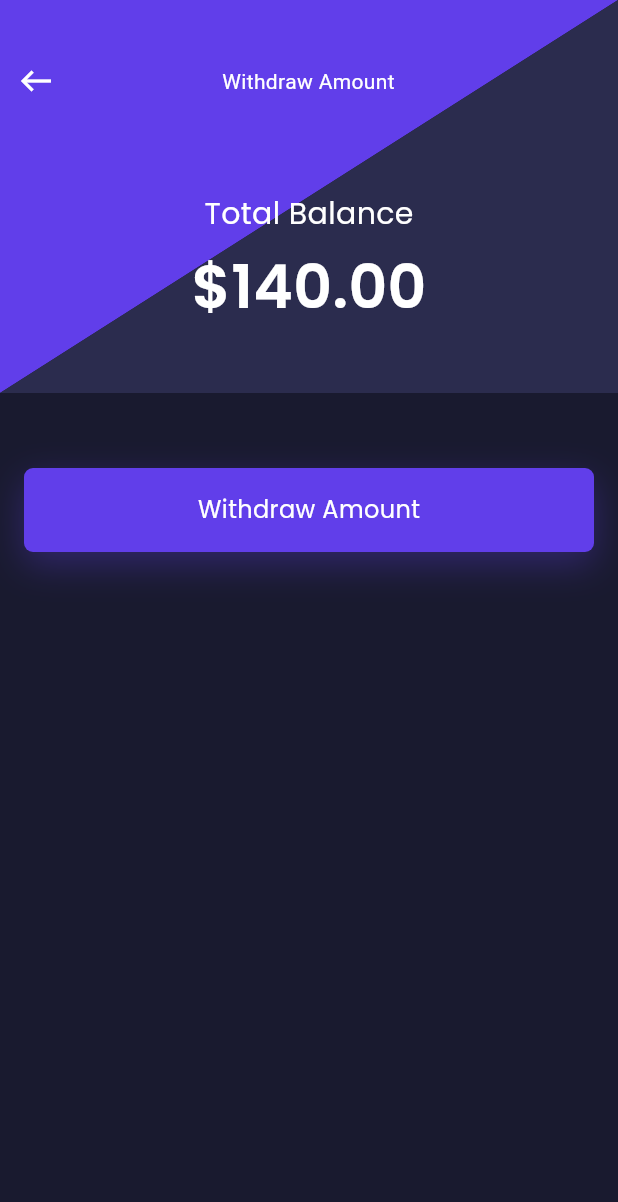
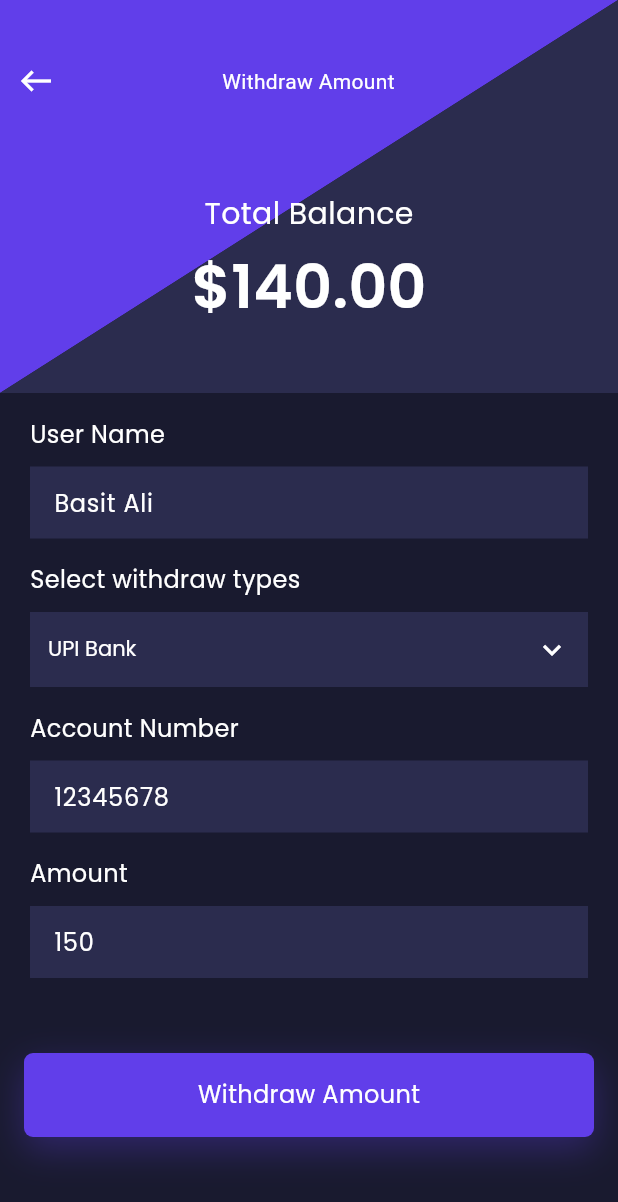
Before and after one commit to ba138/data, a Flutter app: the WithdrawFundsView screen opened by its route, on a phone screen of 412 x 824 dp. Shown: the top 1202 px of the screen. Run offline on Flutter 3.47's test engine with Material 3 defaults, Android fonts, the phone set to English and light mode, and no system bars; our stand-ins replace another_flushbar, fluttertoast, google_fonts.

Commit message:
add missing field in the with draw funds

```diff
--- a/lib/view/home/add_fund/add_fund.dart
+++ b/lib/view/home/add_fund/add_fund.dart
@@ -67,6 +67,7 @@ class _AddFundState extends State<AddFund> {
                   style: GoogleFonts.getFont(
                     "Poppins",
                     textStyle: const TextStyle(
+                      fontWeight: FontWeight.w400,
                       color: AppColor.whiteColor,
                       fontSize: 16.0,
                     ),
@@ -74,7 +75,7 @@ class _AddFundState extends State<AddFund> {
                 ),
                 const VerticalSpeacing(10),
                 Container(
-                  height: 42,
+                  height: 50,
                   color: const Color(0xff2B2C4E),
                   child: Padding(
                     padding: const EdgeInsets.all(12.0),
--- a/lib/view/withdrawFund/withdrawView.dart
+++ b/lib/view/withdrawFund/withdrawView.dart
@@ -1,3 +1,4 @@
+import 'package:data/res/components/custom_text_field.dart';
 import 'package:data/res/components/rounded_button.dart';
 import 'package:flutter/material.dart';
 import 'package:google_fonts/google_fonts.dart';
@@ -6,13 +7,21 @@ import '../../res/components/colors.dart';
 import '../../res/components/vertical_speacing.dart';
 import '../home/widgets/trianglePainter.dart';
 
-class WithdrawFundsView extends StatelessWidget {
+class WithdrawFundsView extends StatefulWidget {
   const WithdrawFundsView({super.key});
+
+  @override
+  State<WithdrawFundsView> createState() => _WithdrawFundsViewState();
+}
+
+class _WithdrawFundsViewState extends State<WithdrawFundsView> {
+  String selectPaymentType = "UPI Bank";
 
   @override
   Widget build(BuildContext context) {
     return Scaffold(
       body: SafeArea(
+        child: SingleChildScrollView(
           child: Column(
             children: [
               SizedBox(
@@ -26,6 +35,7 @@ class WithdrawFundsView extends StatelessWidget {
                     ),
                     Column(
                       mainAxisAlignment: MainAxisAlignment.start,
+                      crossAxisAlignment: CrossAxisAlignment.start,
                       children: [
                         const VerticalSpeacing(30),
                         Row(
@@ -82,12 +92,100 @@ class WithdrawFundsView extends StatelessWidget {
                   ],
                 ),
               ),
+              Padding(
+                padding: const EdgeInsets.only(left: 20.0, right: 20),
+                child: Column(
+                  crossAxisAlignment: CrossAxisAlignment.start,
+                  children: [
+                    const VerticalSpeacing(16),
+                    const TextFieldCustom(
+                      keyboardType: TextInputType.name,
+                      maxLines: 1,
+                      text: 'User Name',
+                      hintText: "Basit Ali",
+                    ),
+                    const VerticalSpeacing(16),
+                    Text(
+                      'Select withdraw types',
+                      style: GoogleFonts.getFont(
+                        "Poppins",
+                        textStyle: const TextStyle(
+                          fontSize: 16,
+                          fontWeight: FontWeight.w400,
+                          color: AppColor.whiteColor,
+                        ),
+                      ),
+                    ),
+                    const VerticalSpeacing(10),
+                    Container(
+                      height: 50,
+                      color: const Color(0xff2B2C4E),
+                      child: Padding(
+                        padding: const EdgeInsets.all(12.0),
+                        child: DropdownButton<String>(
+                          isExpanded: true,
+                          style: GoogleFonts.getFont(
+                            "Poppins",
+                            textStyle: const TextStyle(
+                              fontSize: 14,
+                              fontWeight: FontWeight.w400,
+                              color: AppColor.whiteColor,
+                            ),
+                          ),
+                          dropdownColor: const Color(0xff191A2F),
+                          value: selectPaymentType,
+                          underline: const SizedBox(),
+                          icon: const Icon(
+                            Icons.expand_more_outlined,
+                            color: AppColor.whiteColor,
+                          ),
+                          iconSize: 24,
+                          elevation: 16,
+                          // Replace with your desired color
+                          onChanged: (String? newValue) {
+                            setState(() {
+                              selectPaymentType = newValue!;
+                            });
+                          },
+                          items: <String>[
+                            'UPI Bank',
+                            'WALLET',
+                            'CARD',
+                          ] // Add more options as needed
+                              .map<DropdownMenuItem<String>>((String value) {
+                            return DropdownMenuItem<String>(
+                              value: value,
+                              child: Text(value),
+                            );
+                          }).toList(),
+                        ),
+                      ),
+                    ),
+                    const VerticalSpeacing(16),
+                    const TextFieldCustom(
+                      keyboardType: TextInputType.number,
+                      maxLines: 1,
+                      text: 'Account Number',
+                      hintText: "12345678",
+                    ),
+                    const VerticalSpeacing(16),
+                    const TextFieldCustom(
+                      keyboardType: TextInputType.number,
+                      maxLines: 1,
+                      text: 'Amount',
+                      hintText: "150",
+                    ),
+                  ],
+                ),
+              ),
               const VerticalSpeacing(50.0),
               Padding(
                 padding: const EdgeInsets.only(left: 16.0, right: 16.0),
                 child: RoundedButton(title: 'Withdraw Amount', onpress: () {}),
-            )
+              ),
+              const VerticalSpeacing(40.0),
             ],
+          ),
         ),
       ),
     );
```
Lines whose indentation alone changed are shown as unchanged.
